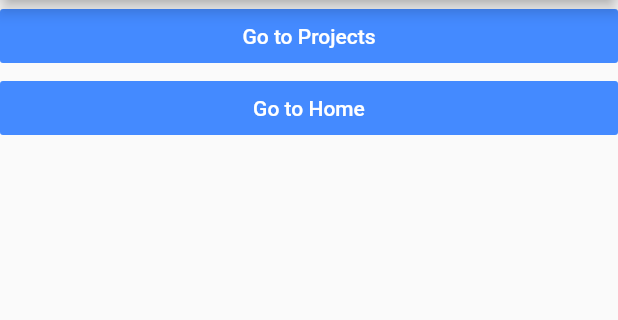
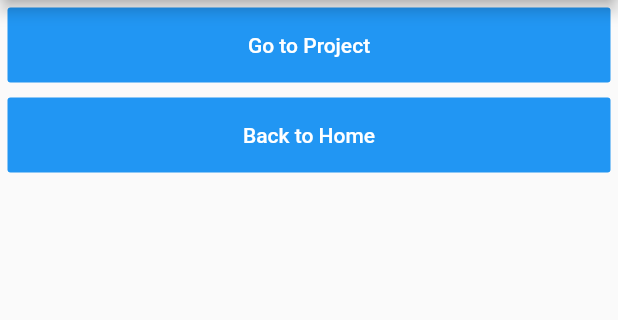
Before and after one commit to zainbinfurqan/flutter_tutorial, a Flutter app: the screen it shows after launch, after a tap on "Go to Profile", on a phone screen of 412 x 824 dp, the part 84-404 px from its top. Run offline on Flutter 3.47's test engine with Material 2 defaults, Android fonts, the phone set to English and light mode, and no system bars; our stand-ins replace image_picker, localstorage.

Commit message:
drawer update

```diff
--- /dev/null
+++ b/lib/src/screen/Drawer/project.dart
@@ -0,0 +1,19 @@
+import 'package:flutter/material.dart';
+import 'package:new_app/src/screen/Drawer/Drawer.dart';
+
+class Project extends StatefulWidget {
+  @override
+  _ProjectState createState() => _ProjectState();
+}
+
+class _ProjectState extends State<Project> {
+  @override
+  Widget build(BuildContext context) {
+     return Scaffold(
+      appBar: AppBar(
+        title: Center(child: Text("Project")),
+      ),
+      drawer: HomeDrawer(),
+    );
+  }
+}
--- /dev/null
+++ b/lib/src/screen/RoutingPages/Home.dart
@@ -0,0 +1,36 @@
+import 'package:flutter/material.dart';
+
+class Screen1 extends StatefulWidget {
+  @override
+  _Screen1State createState() => _Screen1State();
+}
+
+class _Screen1State extends State<Screen1> {
+
+void _navigate(){
+  Navigator.pushNamed(context, '/profile');
+}
+
+  @override
+  Widget build(BuildContext context) {
+    return Scaffold(
+      appBar: AppBar(
+        title: Text("Home-page"),
+      ),
+      body: Column(
+        children: <Widget>[
+          Container(
+            height: 50,
+            child: Center(
+              child: FlatButton(
+
+                color: Colors.blue,
+                textColor: Colors.white,
+                onPressed: (){_navigate();}, child: Center(child: Text("Go to Profile"),))
+            ),
+          )
+        ],
+      ),
+    );
+  }
+}
--- /dev/null
+++ b/lib/src/screen/RoutingPages/Profile.dart
@@ -0,0 +1,57 @@
+import 'package:flutter/material.dart';
+
+class Screen2 extends StatefulWidget {
+  @override
+  _Screen2State createState() => _Screen2State();
+}
+
+class _Screen2State extends State<Screen2> {
+  void _navigateBack() {
+    Navigator.pushNamed(context, '/home');
+  }
+
+  void _navigateFarword() {
+    Navigator.pushNamed(context, '/project');
+  }
+
+  @override
+  Widget build(BuildContext context) {
+    return Scaffold(
+        appBar: AppBar(
+          title: Text("Profile"),
+        ),
+        body: Column(
+          children: <Widget>[
+            Container(
+              margin: EdgeInsets.all(5),
+              height: 50,
+              child: Center(
+                  child: FlatButton(
+                      color: Colors.blue,
+                      textColor: Colors.white,
+                      onPressed: () {
+                        _navigateFarword();
+                      },
+                      child: Center(
+                        child: Text("Go to Project"),
+                      ))),
+            ),
+            Container(
+              height: 50,
+              margin: EdgeInsets.all(5),
+
+              child: Center(
+                  child: FlatButton(
+                      color: Colors.blue,
+                      textColor: Colors.white,
+                      onPressed: () {
+                        _navigateBack();
+                      },
+                      child: Center(
+                        child: Text("Back to Home"),
+                      ))),
+            )
+          ],
+        ));
+  }
+}
--- a/lib/src/screen/RoutingPages/Screen1.dart
+++ /dev/null
@@ -1,68 +0,0 @@
-import 'package:flutter/material.dart';
-
-class Screen1 extends StatefulWidget {
-  @override
-  _Screen1State createState() => _Screen1State();
-}
-
-class _Screen1State extends State<Screen1> {
-  void _navigation() {
-    Navigator.pushNamed(context, '/profile');
-  }
-
-  @override
-  Widget build(BuildContext context) {
-    return Scaffold(
-      appBar: AppBar(
-        title: Text("Home"),
-      ),
-      body: Column(
-        children: <Widget>[
-          Container(
-              child: Center(
-                  child: FlatButton(
-                      onPressed: () {
-                        _navigation();
-                      },
-                      textColor: Colors.white,
-                      color: Colors.blueAccent,
-                      child: Center(
-                        child: Text('Go to Profile'),
-                      )))),
-        ],
-      ),
-      drawer: Drawer(
-        child: ListView(
-          padding: EdgeInsets.zero,
-          children: const <Widget>[
-            DrawerHeader(
-              decoration: BoxDecoration(
-                color: Colors.blue,
-              ),
-              child: Text(
-                'Drawer Header',
-                style: TextStyle(
-                  color: Colors.white,
-                  fontSize: 24,
-                ),
-              ),
-            ),
-            ListTile(
-              leading: Icon(Icons.message),
-              title: Text('Messages'),
-            ),
-            ListTile(
-              leading: Icon(Icons.account_circle),
-              title: Text('Profile'),
-
-            ),
-            // ListTile(
-            //   leading: Icon(Icons.settings),
-            //   title: Text('Settings'),
-            // ),
-          ],
-        ),
-      ),
-    );
-  }
-}
--- a/lib/src/screen/RoutingPages/Screen2.dart
+++ /dev/null
@@ -1,50 +0,0 @@
-import 'package:flutter/material.dart';
-
-class Screen2 extends StatefulWidget {
-  @override
-  _Screen2State createState() => _Screen2State();
-}
-
-class _Screen2State extends State<Screen2> {
-  void _navigationBack() {
-    Navigator.pushNamed(context, '/home');
-  }
-
-  void _navigation() {
-    Navigator.pushNamed(context, '/project');
-  }
-
-  @override
-  Widget build(BuildContext context) {
-    return Scaffold(
-        appBar: AppBar(
-          title: Text("Profile"),
-        ),
-        body: Column(
-          children: <Widget>[
-            Container(
-                child: Center(
-                    child: FlatButton(
-                        onPressed: () {
-                          _navigation();
-                        },
-                        textColor: Colors.white,
-                        color: Colors.blueAccent,
-                        child: Center(
-                          child: Text('Go to Projects'),
-                        )))),
-            Container(
-                child: Center(
-                    child: FlatButton(
-                        onPressed: () {
-                          _navigationBack();
-                        },
-                        textColor: Colors.white,
-                        color: Colors.blueAccent,
-                        child: Center(
-                          child: Text('Go to Home'),
-                        )))),
-          ],
-        ));
-  }
-}
```
Also changed, not shown: lib/main.dart (+8 -22 lines), lib/src/screen/Drawer/Drawer.dart (added, +56 -0 lines), lib/src/screen/Drawer/Home.dart (added, +19 -0 lines), lib/src/screen/Drawer/Profile.dart (added, +19 -0 lines), lib/src/screen/RoutingPages/Project.dart (added, +56 -0 lines), lib/src/screen/RoutingPages/Screen3.dart (deleted, +0 -50 lines), 1 other file.
